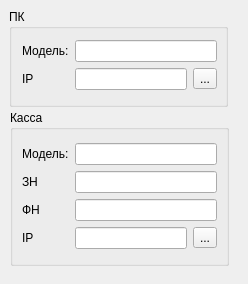
Qt form Devices/kassaform.ui (rust3128/HotlineDesktop) before a commit.
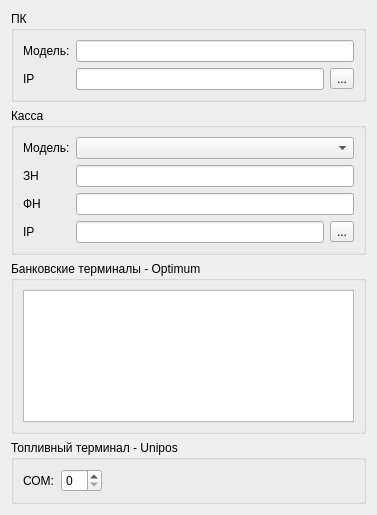
The same form after that commit. Icons and pictures are not drawn.

Patch:
```diff
--- a/Devices/kassaform.ui
+++ b/Devices/kassaform.ui
@@ -6,34 +6,21 @@
    <rect>
     <x>0</x>
     <y>0</y>
-    <width>248</width>
-    <height>284</height>
+    <width>377</width>
+    <height>515</height>
    </rect>
   </property>
   <property name="windowTitle">
    <string>Form</string>
   </property>
-  <widget class="QGroupBox" name="groupBox">
-   <property name="geometry">
-    <rect>
-     <x>9</x>
-     <y>9</y>
-     <width>219</width>
-     <height>98</height>
-    </rect>
-   </property>
+  <layout class="QGridLayout" name="gridLayout_6">
+   <item row="0" column="0">
+    <widget class="QGroupBox" name="groupBoxPC">
    <property name="title">
     <string>ПК</string>
    </property>
-   <widget class="QWidget" name="">
-    <property name="geometry">
-     <rect>
-      <x>13</x>
-      <y>31</y>
-      <width>195</width>
-      <height>56</height>
-     </rect>
-    </property>
+     <layout class="QGridLayout" name="gridLayout_5">
+      <item row="0" column="0">
     <layout class="QFormLayout" name="formLayout">
      <item row="0" column="0">
       <widget class="QLabel" name="label">
@@ -62,22 +49,27 @@
          <property name="text">
           <string>...</string>
          </property>
+            <property name="icon">
+             <iconset resource="../resource.qrc">
+              <normaloff>:/Images/ping-icon.png</normaloff>:/Images/ping-icon.png</iconset>
+            </property>
+            <property name="iconSize">
+             <size>
+              <width>32</width>
+              <height>32</height>
+             </size>
+            </property>
         </widget>
        </item>
       </layout>
      </item>
     </layout>
-   </widget>
-  </widget>
+      </item>
+     </layout>
+    </widget>
+   </item>
+   <item row="1" column="0">
   <widget class="QGroupBox" name="groupBox_2">
-   <property name="geometry">
-    <rect>
-     <x>10</x>
-     <y>110</y>
-     <width>219</width>
-     <height>156</height>
-    </rect>
-   </property>
    <property name="title">
     <string>Касса</string>
    </property>
@@ -91,9 +83,6 @@
         </property>
        </widget>
       </item>
-      <item row="0" column="1">
-       <widget class="QLineEdit" name="lineEdit_3"/>
-      </item>
       <item row="1" column="0">
        <widget class="QLabel" name="label_4">
         <property name="text">
@@ -131,15 +120,80 @@
           <property name="text">
            <string>...</string>
           </property>
+            <property name="icon">
+             <iconset resource="../resource.qrc">
+              <normaloff>:/Images/ping-icon.png</normaloff>:/Images/ping-icon.png</iconset>
+            </property>
+            <property name="iconSize">
+             <size>
+              <width>32</width>
+              <height>32</height>
+             </size>
+            </property>
          </widget>
         </item>
        </layout>
       </item>
+        <item row="0" column="1">
+         <widget class="QComboBox" name="comboBoxRROType"/>
+        </item>
      </layout>
     </item>
    </layout>
   </widget>
- </widget>
- <resources/>
+   </item>
+   <item row="2" column="0">
+    <widget class="QGroupBox" name="groupBox_3">
+     <property name="title">
+      <string>Банковские терминалы - Optimum</string>
+     </property>
+     <layout class="QGridLayout" name="gridLayout_3">
+      <item row="0" column="0">
+       <widget class="QTableView" name="tableViewOptimum"/>
+      </item>
+     </layout>
+    </widget>
+   </item>
+   <item row="3" column="0">
+    <widget class="QGroupBox" name="groupBox_4">
+     <property name="title">
+      <string>Топливный терминал - Unipos</string>
+     </property>
+     <layout class="QGridLayout" name="gridLayout_4">
+      <item row="0" column="0">
+       <layout class="QHBoxLayout" name="horizontalLayout_3">
+        <item>
+         <widget class="QLabel" name="label_7">
+          <property name="text">
+           <string>СОМ:</string>
+          </property>
+         </widget>
+        </item>
+        <item>
+         <widget class="QSpinBox" name="spinBoxCOMUnipos"/>
+        </item>
+        <item>
+         <spacer name="horizontalSpacer">
+          <property name="orientation">
+           <enum>Qt::Horizontal</enum>
+          </property>
+          <property name="sizeHint" stdset="0">
+           <size>
+            <width>40</width>
+            <height>20</height>
+           </size>
+          </property>
+         </spacer>
+        </item>
+       </layout>
+      </item>
+     </layout>
+    </widget>
+   </item>
+  </layout>
+ </widget>
+ <resources>
+  <include location="../resource.qrc"/>
+ </resources>
  <connections/>
 </ui>
```
Left out of the diff: 12 changed lines with no effect on the pictures. Lines whose indentation alone changed are shown as unchanged.
